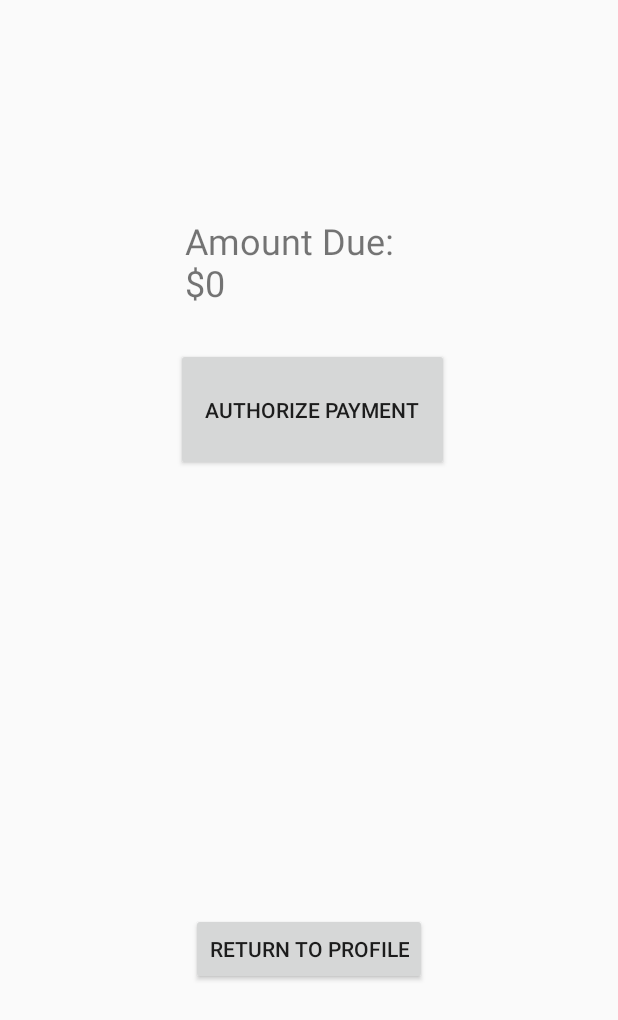
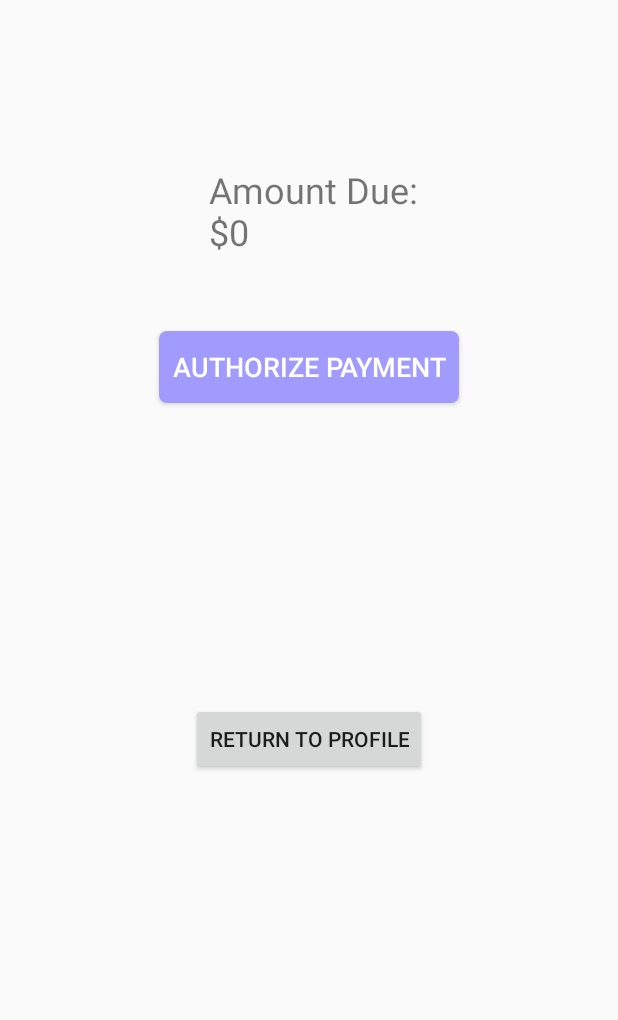
Before and after one commit to developer-jiheui/LemonAid, an Android app: the Activity_14 screen opened directly, with no data from a screen before it, on a phone screen of 412 x 824 dp. Shown: the top 1020 px of the screen. Run offline under Robolectric (Android 15) with nearby library versions, the phone set to English and light mode, and no system bars; 1 statement that could not run was skipped.

Commit message:
update layout of activity 14

```diff
--- a/app/src/main/res/layout/activity_14.xml
+++ b/app/src/main/res/layout/activity_14.xml
@@ -1,59 +1,48 @@
 <?xml version="1.0" encoding="utf-8"?>
-<androidx.constraintlayout.widget.ConstraintLayout xmlns:android="http://schemas.android.com/apk/res/android"
+<LinearLayout xmlns:android="http://schemas.android.com/apk/res/android"
     xmlns:app="http://schemas.android.com/apk/res-auto"
     xmlns:tools="http://schemas.android.com/tools"
     android:layout_width="match_parent"
     android:layout_height="match_parent"
+    android:orientation="vertical"
+    android:layout_marginTop="30dp"
+    android:layout_marginEnd="20dp"
+    android:layout_marginStart="20dp"
+    android:layout_marginBottom="20dp"
+    android:gravity="center_horizontal"
     tools:context=".Activity_14">
 
     <TextView
         android:id="@+id/txtAmountDue"
-        android:layout_width="157dp"
-        android:layout_height="58dp"
-        android:layout_marginTop="100dp"
-        android:layout_marginBottom="362dp"
+        android:layout_width="wrap_content"
+        android:layout_height="wrap_content"
         android:text="@string/txtAmountDue"
-        android:textSize="24sp"
-        app:layout_constraintBottom_toTopOf="@+id/btnBack"
-        app:layout_constraintEnd_toEndOf="parent"
-        app:layout_constraintHorizontal_bias="0.461"
-        app:layout_constraintStart_toStartOf="parent"
-        app:layout_constraintTop_toTopOf="parent" />
+        android:layout_marginTop="80dp"
+        android:layout_marginBottom="50dp"
+        android:textSize="24sp" />
 
     <Button
         android:id="@+id/btnAuthPay"
-        android:layout_width="182dp"
-        android:layout_height="82dp"
-        android:layout_marginTop="30dp"
-        android:layout_marginBottom="45dp"
-        android:text="@string/btnAuthPay"
-        app:layout_constraintBottom_toTopOf="@+id/txtPayReceived"
-        app:layout_constraintEnd_toEndOf="parent"
-        app:layout_constraintHorizontal_bias="0.51"
-        app:layout_constraintStart_toStartOf="parent"
-        app:layout_constraintTop_toBottomOf="@+id/txtAmountDue" />
+        android:layout_width="200dp"
+        android:layout_height="wrap_content"
+        android:textSize="18dp"
+        android:textColor="#ffffff"
+        android:background="@drawable/bg_button"
+        android:layout_marginBottom="50dp"
+        android:text="@string/btnAuthPay" />
 
     <TextView
         android:id="@+id/txtPayReceived"
-        android:layout_width="169dp"
-        android:layout_height="0dp"
-        android:layout_marginBottom="269dp"
-        android:textSize="14sp"
-        app:layout_constraintBottom_toBottomOf="parent"
-        app:layout_constraintEnd_toEndOf="parent"
-        app:layout_constraintHorizontal_bias="0.429"
-        app:layout_constraintStart_toStartOf="parent"
-        app:layout_constraintTop_toBottomOf="@+id/btnAuthPay" />
+        android:layout_width="250dp"
+        android:layout_height="100dp"
+        android:layout_gravity="center"
+        android:layout_marginBottom="50dp"
+        android:textSize="14sp" />
 
     <Button
         android:id="@+id/btnBack"
         android:layout_width="wrap_content"
         android:layout_height="wrap_content"
-        android:layout_marginBottom="123dp"
-        android:text="@string/btnReturProf"
-        app:layout_constraintBottom_toBottomOf="parent"
-        app:layout_constraintEnd_toEndOf="parent"
-        app:layout_constraintStart_toStartOf="parent"
-        app:layout_constraintTop_toBottomOf="@+id/txtAmountDue" />
+        android:text="@string/btnReturProf" />
 
-</androidx.constraintlayout.widget.ConstraintLayout>
+</LinearLayout>
```
